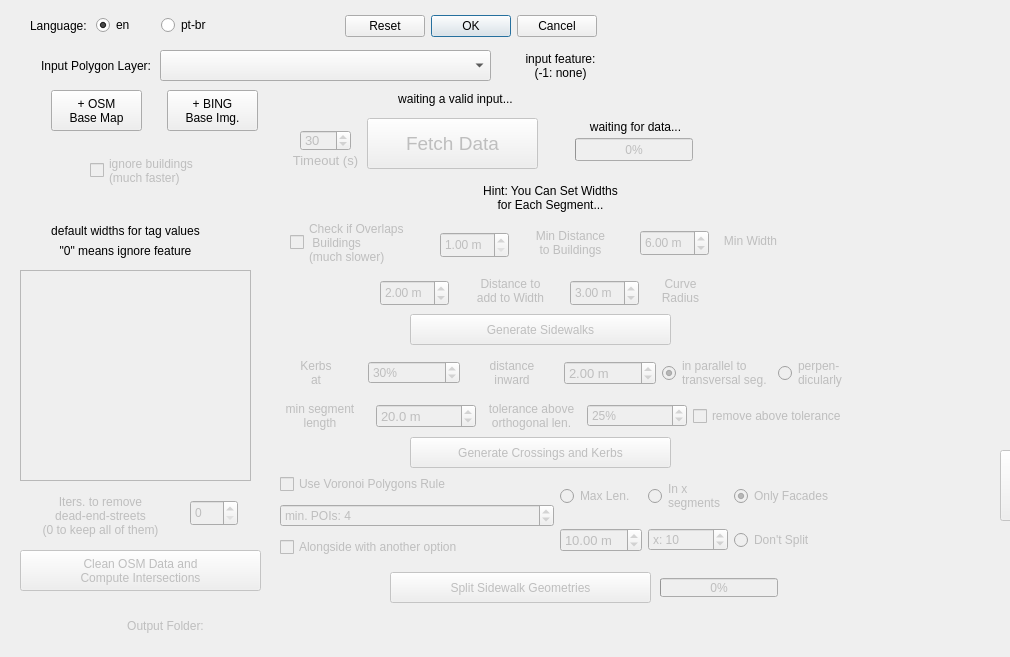
First picture: the form in osm_sidewalkreator_dialog_base.ui, repository kauevestena/osm_sidewalkreator, before the edit.
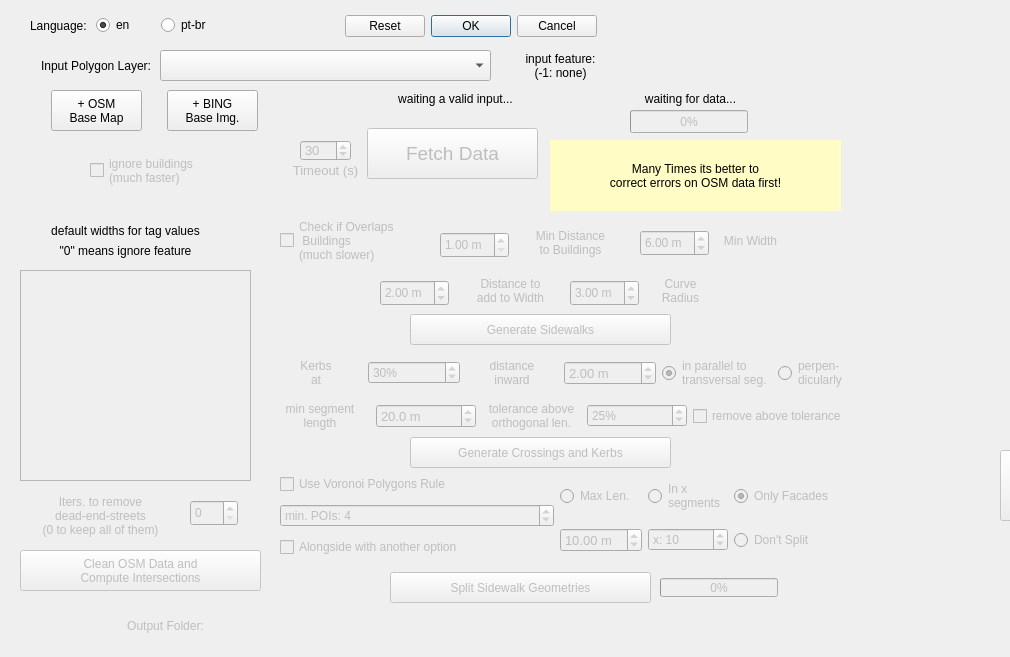
Second picture: the form after the edit. Icons and pictures are not drawn. Custom widgets are drawn as their Qt base class.

Commit message: hint board is alive!

```diff
--- a/osm_sidewalkreator_dialog_base.ui
+++ b/osm_sidewalkreator_dialog_base.ui
@@ -160,7 +160,7 @@
    <property name="geometry">
     <rect>
      <x>367</x>
-     <y>118</y>
+     <y>128</y>
      <width>171</width>
      <height>51</height>
     </rect>
@@ -193,8 +193,8 @@
   <widget class="QLabel" name="input_status_of_data">
    <property name="geometry">
     <rect>
-     <x>550</x>
-     <y>116</y>
+     <x>605</x>
+     <y>88</y>
      <width>171</width>
      <height>21</height>
     </rect>
@@ -357,15 +357,18 @@
   <widget class="QLabel" name="widths_hint">
    <property name="geometry">
     <rect>
-     <x>405</x>
-     <y>177</y>
+     <x>550</x>
+     <y>140</y>
      <width>291</width>
-     <height>41</height>
+     <height>71</height>
     </rect>
    </property>
+   <property name="styleSheet">
+    <string notr="true">background-color: rgb(255, 253, 197);</string>
+   </property>
    <property name="text">
-    <string>Hint: You Can Set Widths
-for Each Segment...</string>
+    <string>Many Times its better to
+correct errors on OSM data first!</string>
    </property>
    <property name="alignment">
     <set>Qt::AlignCenter</set>
@@ -377,8 +380,8 @@
    </property>
    <property name="geometry">
     <rect>
-     <x>290</x>
-     <y>212</y>
+     <x>280</x>
+     <y>210</y>
      <width>141</width>
      <height>61</height>
     </rect>
@@ -509,8 +512,8 @@
    </property>
    <property name="geometry">
     <rect>
-     <x>575</x>
-     <y>138</y>
+     <x>630</x>
+     <y>110</y>
      <width>118</width>
      <height>23</height>
     </rect>
@@ -797,7 +800,7 @@
    <property name="geometry">
     <rect>
      <x>300</x>
-     <y>130</y>
+     <y>140</y>
      <width>51</width>
      <height>21</height>
     </rect>
@@ -824,7 +827,7 @@
    <property name="geometry">
     <rect>
      <x>290</x>
-     <y>150</y>
+     <y>160</y>
      <width>71</width>
      <height>21</height>
     </rect>
```
Left out of the diff: 2 changed lines with no effect on the pictures. The commit also changes 1 other file.
